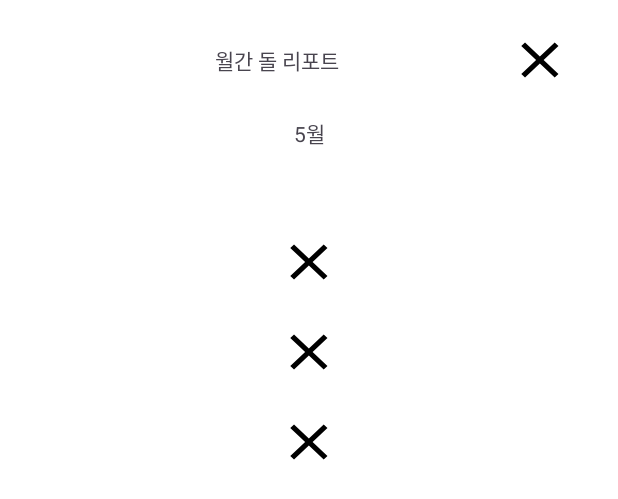
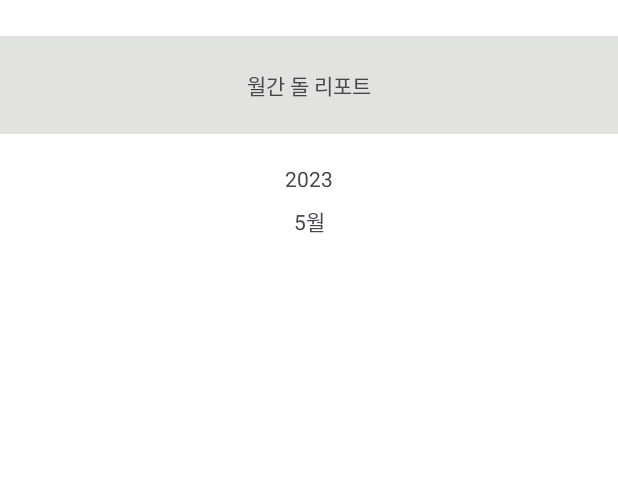
Before and after one commit to 34th-SOPKATHON-ANDROID-TEAM3/Android, an Android app: the layout activity_calendar.xml on its own in the app's theme, with its tools: preview values and no code run, on a phone screen of 412 x 824 dp. Shown: the top 499 px of the screen. Run offline under Robolectric (Android 15) with nearby library versions, the phone set to English and light mode, and no system bars.

Commit message:
[feat] calendar / 서버통신 로직 구현

```diff
--- a/app/src/main/java/org/sopt/sopkathon/android3/presentation/calendar/CalendarState.kt
+++ /dev/null
@@ -1,4 +0,0 @@
-package org.sopt.sopkathon.android3.presentation.calendar
-
-class CalendarState {
-}
--- a/app/src/main/res/drawable/shape_white_line_black_fill_left10_bottom10_rect.xml
+++ b/app/src/main/res/drawable/shape_white_line_black_fill_left10_bottom10_rect.xml
@@ -1,6 +1,6 @@
 <?xml version="1.0" encoding="utf-8"?>
 <shape xmlns:android="http://schemas.android.com/apk/res/android">
-    <solid android:color="@color/black" />
+    <solid android:color="@color/neutral0" />
     <stroke
         android:width="1dp"
         android:color="@color/white" />
--- a/app/src/main/res/layout/activity_calendar.xml
+++ b/app/src/main/res/layout/activity_calendar.xml
@@ -6,14 +6,15 @@
     android:layout_width="match_parent"
     android:layout_height="match_parent"
     android:background="@color/white"
-    android:paddingHorizontal="30dp"
-    android:paddingVertical="20dp"
     tools:context=".presentation.calendar.CalendarActivity">
 
     <androidx.constraintlayout.widget.ConstraintLayout
         android:id="@+id/cl_calendar_header"
         android:layout_width="0dp"
         android:layout_height="wrap_content"
+        android:layout_marginTop="24dp"
+        android:background="@color/neutral90"
+        android:paddingVertical="22dp"
         app:layout_constraintEnd_toEndOf="parent"
         app:layout_constraintStart_toStartOf="parent"
         app:layout_constraintTop_toTopOf="parent">
@@ -24,50 +25,50 @@
             android:layout_height="wrap_content"
             android:text="월간 돌 리포트"
             app:layout_constraintBottom_toBottomOf="parent"
-            app:layout_constraintEnd_toStartOf="@id/iv_calendar_close"
+            app:layout_constraintEnd_toEndOf="parent"
             app:layout_constraintStart_toStartOf="parent"
-            app:layout_constraintTop_toTopOf="parent" />
-
-        <ImageView
-            android:id="@+id/iv_calendar_close"
-            android:layout_width="wrap_content"
-            android:layout_height="wrap_content"
-            android:background="@color/white"
-            android:src="@drawable/ic_calendar_close"
-            app:layout_constraintEnd_toEndOf="parent"
             app:layout_constraintTop_toTopOf="parent" />
 
     </androidx.constraintlayout.widget.ConstraintLayout>
 
+    <TextView
+        android:id="@+id/tv_calendar_year"
+        android:layout_width="wrap_content"
+        android:layout_height="wrap_content"
+        android:layout_marginTop="20dp"
+        android:text="2023"
+        app:layout_constraintEnd_toEndOf="parent"
+        app:layout_constraintStart_toStartOf="parent"
+        app:layout_constraintTop_toBottomOf="@id/cl_calendar_header" />
+
     <androidx.constraintlayout.widget.ConstraintLayout
         android:id="@+id/cl_calendar_month"
-        app:layout_constraintTop_toBottomOf="@id/cl_calendar_header"
+        android:layout_width="wrap_content"
+        android:layout_height="wrap_content"
+        android:layout_marginTop="8dp"
+        app:layout_constraintEnd_toEndOf="parent"
         app:layout_constraintStart_toStartOf="parent"
-        app:layout_constraintEnd_toEndOf="parent"
-        android:layout_width="wrap_content"
-        android:layout_height="wrap_content">
+        app:layout_constraintTop_toBottomOf="@id/tv_calendar_year">
 
         <TextView
             android:id="@+id/tv_calendar_month_number"
             android:layout_width="wrap_content"
             android:layout_height="wrap_content"
-            android:layout_marginTop="18dp"
             android:text="5"
+            app:layout_constraintBottom_toBottomOf="parent"
             app:layout_constraintEnd_toStartOf="@id/tv_calendar_month_text"
             app:layout_constraintStart_toStartOf="parent"
-            app:layout_constraintBottom_toBottomOf="parent"
-            app:layout_constraintTop_toTopOf="parent"/>
+            app:layout_constraintTop_toTopOf="parent" />
 
         <TextView
             android:id="@+id/tv_calendar_month_text"
             android:layout_width="wrap_content"
             android:layout_height="wrap_content"
-            android:layout_marginTop="18dp"
             android:text="월"
+            app:layout_constraintBottom_toBottomOf="parent"
             app:layout_constraintEnd_toEndOf="parent"
             app:layout_constraintStart_toEndOf="@id/tv_calendar_month_number"
-            app:layout_constraintBottom_toBottomOf="parent"
-            app:layout_constraintTop_toTopOf="parent"/>
+            app:layout_constraintTop_toTopOf="parent" />
 
     </androidx.constraintlayout.widget.ConstraintLayout>
 
--- a/app/src/main/res/layout/item_rock.xml
+++ b/app/src/main/res/layout/item_rock.xml
@@ -6,7 +6,6 @@
     android:padding="10dp">
 
     <ImageView
-        android:src="@drawable/ic_calendar_close"
         android:id="@+id/iv_rock"
         android:layout_width="wrap_content"
         android:layout_height="wrap_content"
```
Also changed, not shown: app/src/main/AndroidManifest.xml (+5 -3 lines), app/src/main/java/org/sopt/sopkathon/android3/presentation/calendar/CalendarActivity.kt (+22 -14 lines), app/src/main/java/org/sopt/sopkathon/android3/presentation/calendar/CalendarViewModel.kt (+22 -0 lines), app/src/main/java/org/sopt/sopkathon/android3/presentation/calendar/CalendarWarningDialogFragment.kt (added, +21 -0 lines), app/src/main/java/org/sopt/sopkathon/android3/presentation/calendar/adapter/CalendarAdapter.kt (+5 -4 lines), app/src/main/java/org/sopt/sopkathon/android3/presentation/calendar/viewholder/CalendarViewHolder.kt (+7 -10 lines), app/src/main/res/drawable/img_calendar_dialog_warning.xml (added, +12 -0 lines), app/src/main/res/drawable/shape_white_fill_20_rect.xml (added, +7 -0 lines), app/src/main/res/layout/fragment_calendar_warning_dialog.xml (added, +68 -0 lines).
